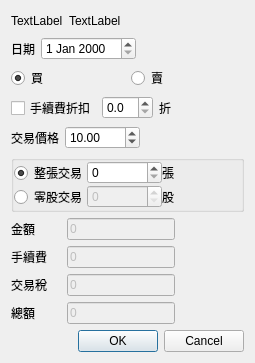
The window that QtStockTradingEditDialog.ui (foxking0416/PythonStockPrice) describes before a commit, drawn with Qt 5.
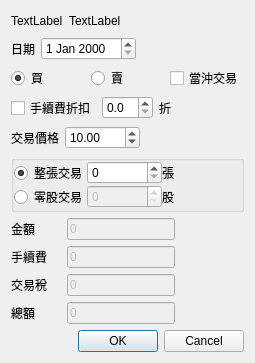
The same window after the commit.

Commit message: 因為不是每支股票當天買賣都算是當沖，所以開成選項讓使用者勾選

```diff
--- a/QtStockTradingEditDialog.ui
+++ b/QtStockTradingEditDialog.ui
@@ -97,6 +97,13 @@
        </property>
       </widget>
      </item>
+     <item>
+      <widget class="QCheckBox" name="qtDayingTradingCheckBox">
+       <property name="text">
+        <string>當沖交易</string>
+       </property>
+      </widget>
+     </item>
     </layout>
    </item>
    <item>
```
The commit also changes 3 other files.
